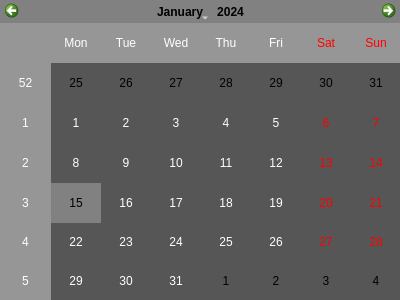
The window that templates/CalendarBajaWindow.ui (braisd11/CarTeis) describes before a commit, drawn with Qt 5.
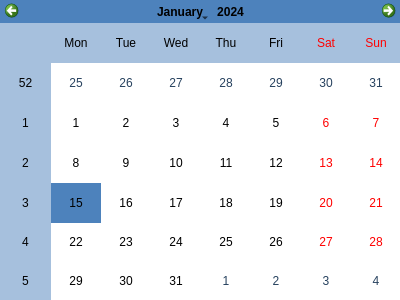
The same window after the commit. Icons and pictures are not drawn.

Diff of the .ui file:
```diff
--- a/templates/CalendarBajaWindow.ui
+++ b/templates/CalendarBajaWindow.ui
@@ -40,10 +40,55 @@
        </color>
       </brush>
      </colorrole>
+     <colorrole role="Dark">
+      <brush brushstyle="SolidPattern">
+       <color alpha="255">
+        <red>77</red>
+        <green>130</green>
+        <blue>188</blue>
+       </color>
+      </brush>
+     </colorrole>
+     <colorrole role="Mid">
+      <brush brushstyle="SolidPattern">
+       <color alpha="255">
+        <red>132</red>
+        <green>182</green>
+        <blue>244</blue>
+       </color>
+      </brush>
+     </colorrole>
+     <colorrole role="Text">
+      <brush brushstyle="SolidPattern">
+       <color alpha="255">
+        <red>0</red>
+        <green>0</green>
+        <blue>0</blue>
+       </color>
+      </brush>
+     </colorrole>
+     <colorrole role="BrightText">
+      <brush brushstyle="SolidPattern">
+       <color alpha="255">
+        <red>0</red>
+        <green>0</green>
+        <blue>0</blue>
+       </color>
+      </brush>
+     </colorrole>
+     <colorrole role="ButtonText">
+      <brush brushstyle="SolidPattern">
+       <color alpha="255">
+        <red>0</red>
+        <green>0</green>
+        <blue>0</blue>
+       </color>
+      </brush>
+     </colorrole>
      <colorrole role="Base">
       <brush brushstyle="SolidPattern">
        <color alpha="255">
-        <red>255</red>
+        <red>0</red>
         <green>255</green>
         <blue>255</blue>
        </color>
@@ -52,9 +97,18 @@
      <colorrole role="Window">
       <brush brushstyle="SolidPattern">
        <color alpha="255">
-        <red>86</red>
-        <green>86</green>
-        <blue>86</blue>
+        <red>132</red>
+        <green>182</green>
+        <blue>244</blue>
+       </color>
+      </brush>
+     </colorrole>
+     <colorrole role="Shadow">
+      <brush brushstyle="SolidPattern">
+       <color alpha="255">
+        <red>132</red>
+        <green>182</green>
+        <blue>244</blue>
        </color>
       </brush>
      </colorrole>
@@ -79,9 +133,9 @@
      <colorrole role="AlternateBase">
       <brush brushstyle="SolidPattern">
        <color alpha="255">
-        <red>150</red>
-        <green>150</green>
-        <blue>150</blue>
+        <red>196</red>
+        <green>218</green>
+        <blue>250</blue>
        </color>
       </brush>
      </colorrole>
@@ -96,10 +150,55 @@
        </color>
       </brush>
      </colorrole>
+     <colorrole role="Dark">
+      <brush brushstyle="SolidPattern">
+       <color alpha="255">
+        <red>77</red>
+        <green>130</green>
+        <blue>188</blue>
+       </color>
+      </brush>
+     </colorrole>
+     <colorrole role="Mid">
+      <brush brushstyle="SolidPattern">
+       <color alpha="255">
+        <red>132</red>
+        <green>182</green>
+        <blue>244</blue>
+       </color>
+      </brush>
+     </colorrole>
+     <colorrole role="Text">
+      <brush brushstyle="SolidPattern">
+       <color alpha="255">
+        <red>0</red>
+        <green>0</green>
+        <blue>0</blue>
+       </color>
+      </brush>
+     </colorrole>
+     <colorrole role="BrightText">
+      <brush brushstyle="SolidPattern">
+       <color alpha="255">
+        <red>0</red>
+        <green>0</green>
+        <blue>0</blue>
+       </color>
+      </brush>
+     </colorrole>
+     <colorrole role="ButtonText">
+      <brush brushstyle="SolidPattern">
+       <color alpha="255">
+        <red>0</red>
+        <green>0</green>
+        <blue>0</blue>
+       </color>
+      </brush>
+     </colorrole>
      <colorrole role="Base">
       <brush brushstyle="SolidPattern">
        <color alpha="255">
-        <red>255</red>
+        <red>0</red>
         <green>255</green>
         <blue>255</blue>
        </color>
@@ -108,9 +207,18 @@
      <colorrole role="Window">
       <brush brushstyle="SolidPattern">
        <color alpha="255">
-        <red>86</red>
-        <green>86</green>
-        <blue>86</blue>
+        <red>132</red>
+        <green>182</green>
+        <blue>244</blue>
+       </color>
+      </brush>
+     </colorrole>
+     <colorrole role="Shadow">
+      <brush brushstyle="SolidPattern">
+       <color alpha="255">
+        <red>132</red>
+        <green>182</green>
+        <blue>244</blue>
        </color>
       </brush>
      </colorrole>
@@ -135,9 +243,9 @@
      <colorrole role="AlternateBase">
       <brush brushstyle="SolidPattern">
        <color alpha="255">
-        <red>150</red>
-        <green>150</green>
-        <blue>150</blue>
+        <red>196</red>
+        <green>218</green>
+        <blue>250</blue>
        </color>
       </brush>
      </colorrole>
@@ -146,27 +254,81 @@
      <colorrole role="WindowText">
       <brush brushstyle="SolidPattern">
        <color alpha="255">
-        <red>120</red>
-        <green>120</green>
-        <blue>120</blue>
+        <red>77</red>
+        <green>130</green>
+        <blue>188</blue>
+       </color>
+      </brush>
+     </colorrole>
+     <colorrole role="Dark">
+      <brush brushstyle="SolidPattern">
+       <color alpha="255">
+        <red>77</red>
+        <green>130</green>
+        <blue>188</blue>
+       </color>
+      </brush>
+     </colorrole>
+     <colorrole role="Mid">
+      <brush brushstyle="SolidPattern">
+       <color alpha="255">
+        <red>132</red>
+        <green>182</green>
+        <blue>244</blue>
+       </color>
+      </brush>
+     </colorrole>
+     <colorrole role="Text">
+      <brush brushstyle="SolidPattern">
+       <color alpha="255">
+        <red>77</red>
+        <green>130</green>
+        <blue>188</blue>
+       </color>
+      </brush>
+     </colorrole>
+     <colorrole role="BrightText">
+      <brush brushstyle="SolidPattern">
+       <color alpha="255">
+        <red>0</red>
+        <green>0</green>
+        <blue>0</blue>
+       </color>
+      </brush>
+     </colorrole>
+     <colorrole role="ButtonText">
+      <brush brushstyle="SolidPattern">
+       <color alpha="255">
+        <red>77</red>
+        <green>130</green>
+        <blue>188</blue>
        </color>
       </brush>
      </colorrole>
      <colorrole role="Base">
       <brush brushstyle="SolidPattern">
        <color alpha="255">
-        <red>86</red>
-        <green>86</green>
-        <blue>86</blue>
+        <red>132</red>
+        <green>182</green>
+        <blue>244</blue>
        </color>
       </brush>
      </colorrole>
      <colorrole role="Window">
       <brush brushstyle="SolidPattern">
        <color alpha="255">
-        <red>86</red>
-        <green>86</green>
-        <blue>86</blue>
+        <red>132</red>
+        <green>182</green>
+        <blue>244</blue>
+       </color>
+      </brush>
+     </colorrole>
+     <colorrole role="Shadow">
+      <brush brushstyle="SolidPattern">
+       <color alpha="255">
+        <red>132</red>
+        <green>182</green>
+        <blue>244</blue>
        </color>
       </brush>
      </colorrole>
@@ -191,9 +353,9 @@
      <colorrole role="AlternateBase">
       <brush brushstyle="SolidPattern">
        <color alpha="255">
-        <red>150</red>
-        <green>150</green>
-        <blue>150</blue>
+        <red>196</red>
+        <green>218</green>
+        <blue>250</blue>
        </color>
       </brush>
      </colorrole>
@@ -228,42 +390,69 @@
       <colorrole role="WindowText">
        <brush brushstyle="SolidPattern">
         <color alpha="255">
-         <red>255</red>
-         <green>255</green>
-         <blue>255</blue>
+         <red>0</red>
+         <green>0</green>
+         <blue>0</blue>
         </color>
        </brush>
       </colorrole>
       <colorrole role="Button">
        <brush brushstyle="SolidPattern">
         <color alpha="255">
-         <red>86</red>
-         <green>86</green>
-         <blue>86</blue>
+         <red>77</red>
+         <green>130</green>
+         <blue>188</blue>
         </color>
        </brush>
       </colorrole>
       <colorrole role="Light">
        <brush brushstyle="SolidPattern">
         <color alpha="255">
-         <red>0</red>
-         <green>0</green>
-         <blue>0</blue>
+         <red>131</red>
+         <green>191</green>
+         <blue>255</blue>
+        </color>
+       </brush>
+      </colorrole>
+      <colorrole role="Midlight">
+       <brush brushstyle="SolidPattern">
+        <color alpha="255">
+         <red>104</red>
+         <green>160</green>
+         <blue>221</blue>
         </color>
        </brush>
       </colorrole>
       <colorrole role="Dark">
        <brush brushstyle="SolidPattern">
         <color alpha="255">
-         <red>0</red>
-         <green>0</green>
-         <blue>0</blue>
+         <red>38</red>
+         <green>65</green>
+         <blue>94</blue>
+        </color>
+       </brush>
+      </colorrole>
+      <colorrole role="Mid">
+       <brush brushstyle="SolidPattern">
+        <color alpha="255">
+         <red>51</red>
+         <green>87</green>
+         <blue>125</blue>
         </color>
        </brush>
       </colorrole>
       <colorrole role="Text">
        <brush brushstyle="SolidPattern">
         <color alpha="255">
+         <red>0</red>
+         <green>0</green>
+         <blue>0</blue>
+        </color>
+       </brush>
+      </colorrole>
+      <colorrole role="BrightText">
+       <brush brushstyle="SolidPattern">
+        <color alpha="255">
          <red>255</red>
          <green>255</green>
          <blue>255</blue>
@@ -282,27 +471,63 @@
       <colorrole role="Base">
        <brush brushstyle="SolidPattern">
         <color alpha="255">
-         <red>86</red>
-         <green>86</green>
-         <blue>86</blue>
+         <red>255</red>
+         <green>255</green>
+         <blue>255</blue>
+        </color>
+       </brush>
+      </colorrole>
+      <colorrole role="Window">
+       <brush brushstyle="SolidPattern">
+        <color alpha="255">
+         <red>77</red>
+         <green>130</green>
+         <blue>188</blue>
+        </color>
+       </brush>
+      </colorrole>
+      <colorrole role="Shadow">
+       <brush brushstyle="SolidPattern">
+        <color alpha="255">
+         <red>0</red>
+         <green>0</green>
+         <blue>0</blue>
         </color>
        </brush>
       </colorrole>
       <colorrole role="Highlight">
        <brush brushstyle="SolidPattern">
         <color alpha="255">
-         <red>129</red>
-         <green>129</green>
-         <blue>129</blue>
+         <red>77</red>
+         <green>130</green>
+         <blue>188</blue>
+        </color>
+       </brush>
+      </colorrole>
+      <colorrole role="AlternateBase">
+       <brush brushstyle="SolidPattern">
+        <color alpha="255">
+         <red>166</red>
+         <green>192</green>
+         <blue>221</blue>
+        </color>
+       </brush>
+      </colorrole>
+      <colorrole role="ToolTipBase">
+       <brush brushstyle="SolidPattern">
+        <color alpha="255">
+         <red>255</red>
+         <green>255</green>
+         <blue>220</blue>
         </color>
        </brush>
       </colorrole>
       <colorrole role="ToolTipText">
        <brush brushstyle="SolidPattern">
         <color alpha="255">
-         <red>255</red>
-         <green>255</green>
-         <blue>255</blue>
+         <red>0</red>
+         <green>0</green>
+         <blue>0</blue>
         </color>
        </brush>
       </colorrole>
@@ -311,42 +536,69 @@
       <colorrole role="WindowText">
        <brush brushstyle="SolidPattern">
         <color alpha="255">
-         <red>255</red>
-         <green>255</green>
-         <blue>255</blue>
+         <red>0</red>
+         <green>0</green>
+         <blue>0</blue>
         </color>
        </brush>
       </colorrole>
       <colorrole role="Button">
        <brush brushstyle="SolidPattern">
         <color alpha="255">
-         <red>86</red>
-         <green>86</green>
-         <blue>86</blue>
+         <red>77</red>
+         <green>130</green>
+         <blue>188</blue>
         </color>
        </brush>
       </colorrole>
       <colorrole role="Light">
        <brush brushstyle="SolidPattern">
         <color alpha="255">
-         <red>0</red>
-         <green>0</green>
-         <blue>0</blue>
+         <red>131</red>
+         <green>191</green>
+         <blue>255</blue>
+        </color>
+       </brush>
+      </colorrole>
+      <colorrole role="Midlight">
+       <brush brushstyle="SolidPattern">
+        <color alpha="255">
+         <red>104</red>
+         <green>160</green>
+         <blue>221</blue>
         </color>
        </brush>
       </colorrole>
       <colorrole role="Dark">
        <brush brushstyle="SolidPattern">
         <color alpha="255">
-         <red>0</red>
-         <green>0</green>
-         <blue>0</blue>
+         <red>38</red>
+         <green>65</green>
+         <blue>94</blue>
+        </color>
+       </brush>
+      </colorrole>
+      <colorrole role="Mid">
+       <brush brushstyle="SolidPattern">
+        <color alpha="255">
+         <red>51</red>
+         <green>87</green>
+         <blue>125</blue>
         </color>
        </brush>
       </colorrole>
       <colorrole role="Text">
        <brush brushstyle="SolidPattern">
         <color alpha="255">
+         <red>0</red>
+         <green>0</green>
+         <blue>0</blue>
+        </color>
+       </brush>
+      </colorrole>
+      <colorrole role="BrightText">
+       <brush brushstyle="SolidPattern">
+        <color alpha="255">
          <red>255</red>
          <green>255</green>
          <blue>255</blue>
@@ -365,27 +617,63 @@
       <colorrole role="Base">
        <brush brushstyle="SolidPattern">
         <color alpha="255">
-         <red>86</red>
-         <green>86</green>
-         <blue>86</blue>
+         <red>255</red>
+         <green>255</green>
+         <blue>255</blue>
+        </color>
+       </brush>
+      </colorrole>
+      <colorrole role="Window">
+       <brush brushstyle="SolidPattern">
+        <color alpha="255">
+         <red>77</red>
+         <green>130</green>
+         <blue>188</blue>
+        </color>
+       </brush>
+      </colorrole>
+      <colorrole role="Shadow">
+       <brush brushstyle="SolidPattern">
+        <color alpha="255">
+         <red>0</red>
+         <green>0</green>
+         <blue>0</blue>
         </color>
        </brush>
       </colorrole>
       <colorrole role="Highlight">
        <brush brushstyle="SolidPattern">
         <color alpha="255">
-         <red>129</red>
-         <green>129</green>
-         <blue>129</blue>
+         <red>77</red>
+         <green>130</green>
+         <blue>188</blue>
+        </color>
+       </brush>
+      </colorrole>
+      <colorrole role="AlternateBase">
+       <brush brushstyle="SolidPattern">
+        <color alpha="255">
+         <red>166</red>
+         <green>192</green>
+         <blue>221</blue>
+        </color>
+       </brush>
+      </colorrole>
+      <colorrole role="ToolTipBase">
+       <brush brushstyle="SolidPattern">
+        <color alpha="255">
+         <red>255</red>
+         <green>255</green>
+         <blue>220</blue>
         </color>
        </brush>
       </colorrole>
       <colorrole role="ToolTipText">
        <brush brushstyle="SolidPattern">
         <color alpha="255">
-         <red>255</red>
-         <green>255</green>
-         <blue>255</blue>
+         <red>0</red>
+         <green>0</green>
+         <blue>0</blue>
         </color>
        </brush>
       </colorrole>
@@ -394,63 +682,108 @@
       <colorrole role="WindowText">
        <brush brushstyle="SolidPattern">
         <color alpha="255">
-         <red>0</red>
-         <green>0</green>
-         <blue>0</blue>
+         <red>38</red>
+         <green>65</green>
+         <blue>94</blue>
         </color>
        </brush>
       </colorrole>
       <colorrole role="Button">
        <brush brushstyle="SolidPattern">
         <color alpha="255">
-         <red>86</red>
-         <green>86</green>
-         <blue>86</blue>
+         <red>77</red>
+         <green>130</green>
+         <blue>188</blue>
         </color>
        </brush>
       </colorrole>
       <colorrole role="Light">
        <brush brushstyle="SolidPattern">
         <color alpha="255">
-         <red>0</red>
-         <green>0</green>
-         <blue>0</blue>
+         <red>131</red>
+         <green>191</green>
+         <blue>255</blue>
+        </color>
+       </brush>
+      </colorrole>
+      <colorrole role="Midlight">
+       <brush brushstyle="SolidPattern">
+        <color alpha="255">
+         <red>104</red>
+         <green>160</green>
+         <blue>221</blue>
         </color>
        </brush>
       </colorrole>
       <colorrole role="Dark">
        <brush brushstyle="SolidPattern">
         <color alpha="255">
-         <red>0</red>
-         <green>0</green>
-         <blue>0</blue>
+         <red>38</red>
+         <green>65</green>
+         <blue>94</blue>
+        </color>
+       </brush>
+      </colorrole>
+      <colorrole role="Mid">
+       <brush brushstyle="SolidPattern">
+        <color alpha="255">
+         <red>51</red>
+         <green>87</green>
+         <blue>125</blue>
         </color>
        </brush>
       </colorrole>
       <colorrole role="Text">
        <brush brushstyle="SolidPattern">
         <color alpha="255">
-         <red>0</red>
-         <green>0</green>
-         <blue>0</blue>
+         <red>38</red>
+         <green>65</green>
+         <blue>94</blue>
+        </color>
+       </brush>
+      </colorrole>
+      <colorrole role="BrightText">
+       <brush brushstyle="SolidPattern">
+        <color alpha="255">
+         <red>255</red>
+         <green>255</green>
+         <blue>255</blue>
         </color>
        </brush>
       </colorrole>
       <colorrole role="ButtonText">
        <brush brushstyle="SolidPattern">
         <color alpha="255">
-         <red>0</red>
-         <green>0</green>
-         <blue>0</blue>
+         <red>38</red>
+         <green>65</green>
+         <blue>94</blue>
         </color>
        </brush>
       </colorrole>
       <colorrole role="Base">
        <brush brushstyle="SolidPattern">
         <color alpha="255">
-         <red>86</red>
-         <green>86</green>
-         <blue>86</blue>
+         <red>77</red>
+         <green>130</green>
+         <blue>188</blue>
+        </color>
+       </brush>
+      </colorrole>
+      <colorrole role="Window">
+       <brush brushstyle="SolidPattern">
+        <color alpha="255">
+         <red>77</red>
+         <green>130</green>
+         <blue>188</blue>
+        </color>
+       </brush>
+      </colorrole>
+      <colorrole role="Shadow">
+       <brush brushstyle="SolidPattern">
+        <color alpha="255">
+         <red>0</red>
+         <green>0</green>
+         <blue>0</blue>
         </color>
        </brush>
       </colorrole>
@@ -463,12 +796,30 @@
         </color>
        </brush>
       </colorrole>
-      <colorrole role="ToolTipText">
+      <colorrole role="AlternateBase">
+       <brush brushstyle="SolidPattern">
+        <color alpha="255">
+         <red>77</red>
+         <green>130</green>
+         <blue>188</blue>
+        </color>
+       </brush>
+      </colorrole>
+      <colorrole role="ToolTipBase">
        <brush brushstyle="SolidPattern">
         <color alpha="255">
          <red>255</red>
          <green>255</green>
-         <blue>255</blue>
+         <blue>220</blue>
+        </color>
+       </brush>
+      </colorrole>
+      <colorrole role="ToolTipText">
+       <brush brushstyle="SolidPattern">
+        <color alpha="255">
+         <red>0</red>
+         <green>0</green>
+         <blue>0</blue>
         </color>
        </brush>
       </colorrole>
```
Left out of the diff: 2 changed lines with no effect on the pictures.
